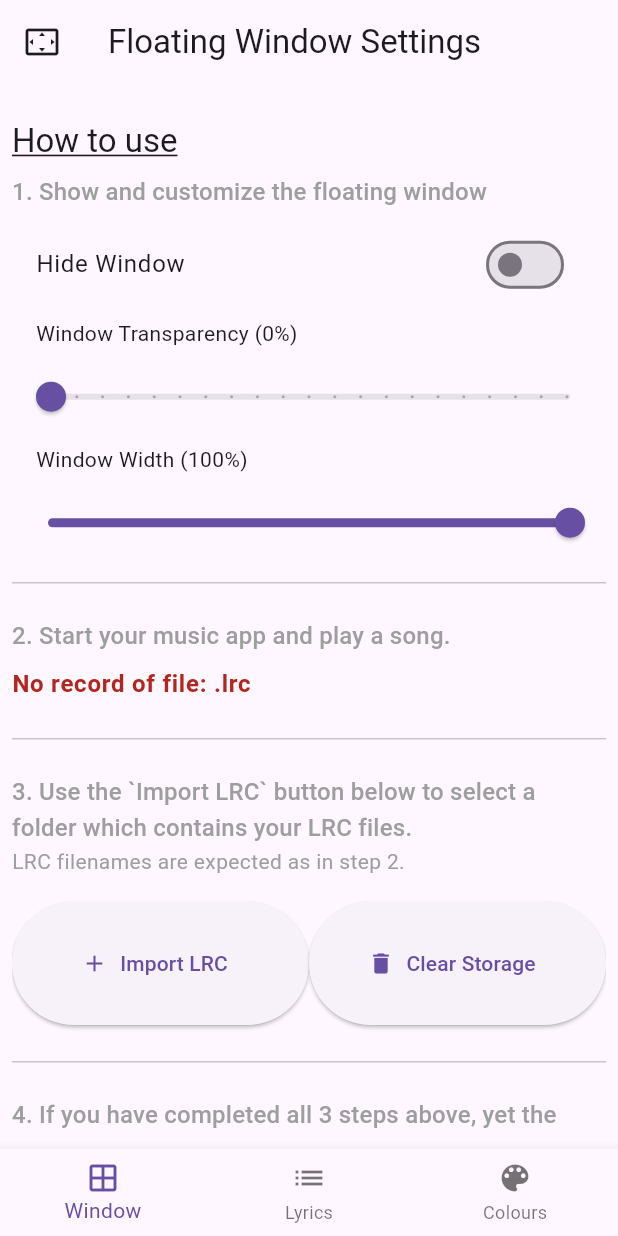
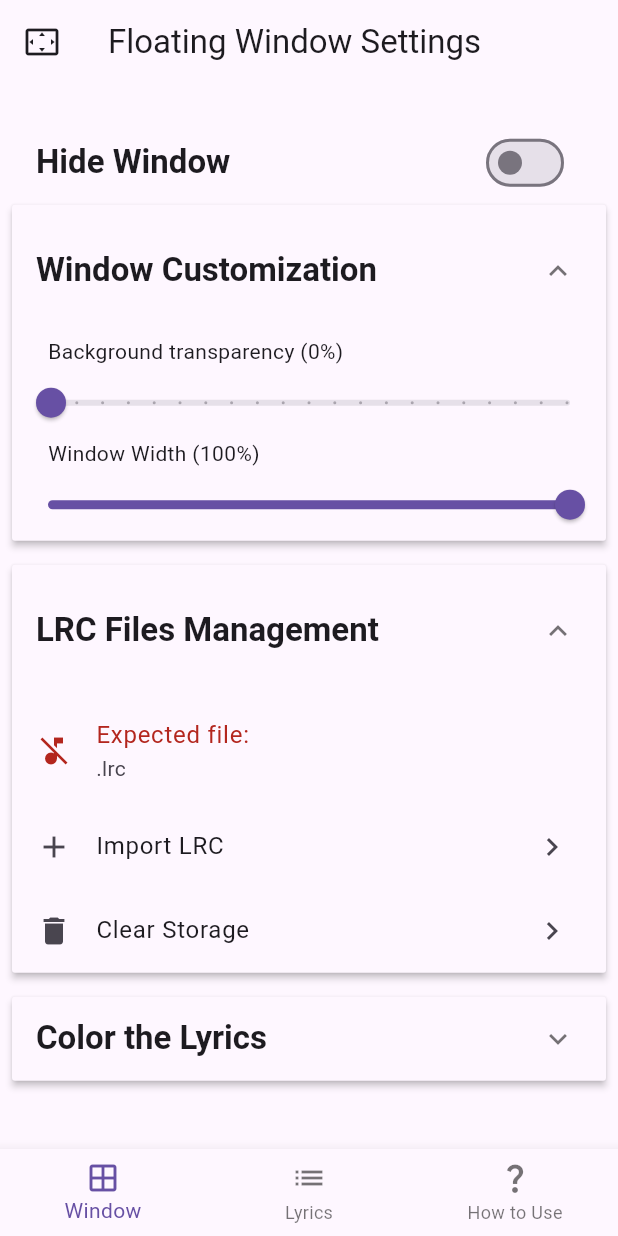
Before and after one commit to fewling/flutter-floating-lyric, a Flutter app: the screen it shows after launch, on a phone screen of 412 x 824 dp. Run offline on Flutter 3.47's test engine with Material 2 defaults, Android fonts, the phone set to English and light mode, and no system bars; our stand-ins replace file_picker, flutter_colorpicker, flutter_local_notifications, get, hive, hive_flutter and 2 more; missing offline and left inert: system_alert_window; accounts and stored records are empty.

Commit message:
finalized UI

```diff
--- a/lib/main.dart
+++ b/lib/main.dart
@@ -1,3 +1,4 @@
+import 'package:floating_lyric/singletons/expansion_panel_controller.dart';
 import 'package:floating_lyric/singletons/window_controller.dart';
 import 'package:floating_lyric/ui/base_container.dart';
 import 'package:floating_lyric/ui/permission_page.dart';
@@ -15,12 +16,15 @@ Future<void> main() async {
 
   final windowController = WindowController();
   final permissionManager = PermissionManager();
+  final expansionController = ExpansionPanelController();
 
   await windowController.init();
   await permissionManager.init();
+  await expansionController.init();
 
   Get.put(windowController);
   Get.put(permissionManager);
+  Get.put(expansionController);
 
   runApp(const MyApp());
 }
--- /dev/null
+++ b/lib/singletons/expansion_panel_controller.dart
@@ -0,0 +1,47 @@
+import 'dart:developer';
+
+import 'package:get/get.dart';
+import 'package:shared_preferences/shared_preferences.dart';
+
+class ExpansionPanelController extends GetxController {
+  static const spWindowPanelKey = 'window panel expanded';
+  static const spFilePanelKey = 'file panel expanded';
+  static const spColorPanelKey = 'color panel expanded';
+
+  Future<void> init() async {
+    _prefs = await SharedPreferences.getInstance();
+
+    _isWindowPanelExpanded.value = _prefs!.getBool(spWindowPanelKey) ?? true;
+    _isFilePanelExpanded.value = _prefs!.getBool(spFilePanelKey) ?? true;
+    _isColorPanelExpanded.value = _prefs!.getBool(spColorPanelKey) ?? false;
+  }
+
+  SharedPreferences? _prefs;
+
+  final _isWindowPanelExpanded = true.obs;
+  final _isFilePanelExpanded = true.obs;
+  final _isColorPanelExpanded = false.obs;
+
+  bool get isWindowPanelExpanded => _isWindowPanelExpanded.value;
+  bool get isFilePanelExpanded => _isFilePanelExpanded.value;
+  bool get isColorPanelExpanded => _isColorPanelExpanded.value;
+
+  set isWindowPanelExpanded(bool expanded) {
+    _isWindowPanelExpanded.value = expanded;
+    _prefs?.setBool(spWindowPanelKey, expanded);
+  }
+
+  set isFilePanelExpanded(bool expanded) {
+    try {
+      _isFilePanelExpanded.value = expanded;
+      _prefs?.setBool(spWindowPanelKey, expanded);
+    } catch (e) {
+      log(e.toString());
+    }
+  }
+
+  set isColorPanelExpanded(bool expanded) {
+    _isColorPanelExpanded.value = expanded;
+    _prefs?.setBool(spWindowPanelKey, expanded);
+  }
+}
--- a/lib/singletons/song_box.dart
+++ b/lib/singletons/song_box.dart
@@ -28,7 +28,7 @@ class SongBox {
   String getTitleByIndex(int index) => _songBox!.keyAt(index).toString();
 
   // methods:
-  void clearDB() => _songBox!.clear();
+  Future<int> clearDB() => _songBox!.clear();
 
   Future<void> importLRC() async {
     String? selectedDirectory = await FilePicker.platform.getDirectoryPath();
--- a/lib/ui/base_container.dart
+++ b/lib/ui/base_container.dart
@@ -1,6 +1,6 @@
 import 'dart:async';
 import 'dart:developer';
-import 'package:floating_lyric/ui/lyric_color_picker.dart';
+import 'package:floating_lyric/ui/instruction.dart';
 import 'package:floating_lyric/ui/homepage.dart';
 import 'package:floating_lyric/ui/lyric_list.dart';
 import 'package:floating_lyric/ui/lyric_window.dart';
@@ -22,13 +22,13 @@ class BaseContainer extends StatefulWidget {
 
 class _BaseContainerState extends State<BaseContainer> {
   int _index = 0;
-  final _pages = [
-    const HomePage(),
-    const LyricList(),
-    const LyricColorPicker(),
+  final _pages = const [
+    HomePage(),
+    LyricList(),
+    InstructionPage(),
   ];
 
-  static const _eventChannel = EventChannel('event_channel');
+  static const _eventChannel = EventChannel('Floating Lyric Channel');
   late StreamSubscription _streamSubscription;
   final StreamController<Song> _songStreamController = StreamController();
 
@@ -74,6 +74,7 @@ class _BaseContainerState extends State<BaseContainer> {
         child: _pages[_index],
       ),
       bottomNavigationBar: BottomNavigationBar(
+        type: BottomNavigationBarType.fixed,
         currentIndex: _index,
         onTap: (index) => setState(() => _index = index),
         items: const [
@@ -81,7 +82,7 @@ class _BaseContainerState extends State<BaseContainer> {
               icon: Icon(Icons.window_outlined), label: 'Window'),
           BottomNavigationBarItem(icon: Icon(Icons.list), label: 'Lyrics'),
           BottomNavigationBarItem(
-              icon: Icon(Icons.color_lens_rounded), label: 'Colours'),
+              icon: Icon(Icons.question_mark_outlined), label: 'How to Use'),
         ],
       ),
     );
--- a/lib/ui/homepage.dart
+++ b/lib/ui/homepage.dart
@@ -1,5 +1,7 @@
+import 'package:floating_lyric/singletons/expansion_panel_controller.dart';
 import 'package:floating_lyric/singletons/song_box.dart';
 import 'package:flutter/material.dart';
+import 'package:flutter_colorpicker/flutter_colorpicker.dart';
 import 'package:get/get.dart';
 import '../singletons/window_controller.dart';
 
@@ -9,9 +11,15 @@ class HomePage extends StatelessWidget {
   @override
   Widget build(BuildContext context) {
     final windowController = Get.find<WindowController>();
+    final expansionPanelController = Get.find<ExpansionPanelController>();
     final songBox = SongBox();
 
     final pad = MediaQuery.of(context).size.height * 0.02;
+
+    final headerTxtStyle = Theme.of(context)
+        .textTheme
+        .headline6
+        ?.copyWith(fontWeight: FontWeight.bold);
 
     return Scaffold(
       appBar: AppBar(
@@ -26,141 +34,128 @@ class HomePage extends StatelessWidget {
             children: [
               SizedBox(height: pad),
 
-              Text(
-                'How to use',
-                style: Theme.of(context)
-                    .textTheme
-                    .titleLarge!
-                    .copyWith(decoration: TextDecoration.underline),
-              ),
-              const SizedBox(height: 8),
-
-              Text(
-                '1. Show and customize the floating window',
-                style: Theme.of(context)
-                    .textTheme
-                    .titleMedium!
-                    .copyWith(color: Colors.grey),
-              ),
-              const SizedBox(height: 8),
-
               //* Window visibility switch:
               Obx(() => SwitchListTile(
                     title: Text(
                       '${windowController.shouldShowWindow ? 'Show' : 'Hide'} Window ',
-                      // style: Theme.of(context).textTheme.bodyMedium,
+                      style: headerTxtStyle,
                     ),
                     value: windowController.shouldShowWindow,
                     onChanged: (value) =>
                         windowController.shouldShowWindow = value,
                   )),
 
+              Obx(
+                () => ExpansionPanelList(
+                  animationDuration: const Duration(seconds: 1),
+                  expansionCallback: (panelIndex, isExpanded) {
+                    switch (panelIndex) {
+                      case 0:
+                        expansionPanelController.isWindowPanelExpanded =
+                            !isExpanded;
+                        break;
+                      case 1:
+                        expansionPanelController.isFilePanelExpanded =
+                            !isExpanded;
+                        break;
+                      case 2:
+                        expansionPanelController.isColorPanelExpanded =
+                            !isExpanded;
+                        break;
+                    }
+                  },
+                  children: [
+                    ExpansionPanel(
+                        canTapOnHeader: true,
+                        isExpanded:
+                            expansionPanelController.isWindowPanelExpanded,
+                        headerBuilder: (_, __) => ListTile(
+                                title: Text(
+                              'Window Customization',
+                              style: headerTxtStyle,
+                            )),
+                        body: Column(
+                          crossAxisAlignment: CrossAxisAlignment.start,
+                          children: [
                             Padding(
-                padding:
-                    const EdgeInsets.symmetric(horizontal: 16, vertical: 8),
-                child: Obx(() => Text(
-                    'Window Transparency (${(windowController.backgroundOpcity * 100).toInt()}%)')),
+                              padding: const EdgeInsets.only(left: 24.0),
+                              child: Text(
+                                  'Background transparency (${(windowController.backgroundOpcity * 100).toInt()}%)'),
                             ),
 
                             //* Opacity slider:
-              Obx(() => Slider(
-                    label: windowController.backgroundOpcity.toString(),
+                            Slider(
+                              label:
+                                  windowController.backgroundOpcity.toString(),
                               divisions: 20,
                               value: windowController.backgroundOpcity,
                               min: 0,
                               max: 1,
                               onChanged: (value) =>
                                   windowController.backgroundOpcity = value,
-                  )),
+                            ),
 
                             Padding(
-                padding:
-                    const EdgeInsets.symmetric(horizontal: 16, vertical: 8),
-                child: Obx(() => Text(
-                    'Window Width (${(windowController.widthProportion).toInt()}%)')),
+                              padding: const EdgeInsets.only(left: 24.0),
+                              child: Text(
+                                  'Window Width (${(windowController.widthProportion).toInt()}%)'),
                             ),
 
                             //* Width slider:
-              Obx(() => Slider(
-                    label: windowController.widthProportion.toString(),
+                            Slider(
+                              label:
+                                  windowController.widthProportion.toString(),
                               value: windowController.widthProportion,
                               min: 30.0,
                               max: 100.0,
                               onChanged: (value) =>
                                   windowController.widthProportion = value,
+                            ),
+                          ],
                         )),
-
-              const SizedBox(height: 8),
-              const Divider(),
-              const SizedBox(height: 16),
-
-              Text(
-                '2. Start your music app and play a song.',
-                style: Theme.of(context)
-                    .textTheme
-                    .titleMedium!
-                    .copyWith(color: Colors.grey),
-              ),
-              const SizedBox(height: 8),
-
-              Obx(() {
-                final prefix = songBox.hasSong(windowController.song.artist,
+                    ExpansionPanel(
+                      canTapOnHeader: true,
+                      isExpanded: expansionPanelController.isFilePanelExpanded,
+                      headerBuilder: (_, __) => ListTile(
+                          title: Text('LRC Files Management',
+                              style: headerTxtStyle)),
+                      body: Column(
+                        children: [
+                          ListTile(
+                            title: Text(
+                              songBox.hasSong(windowController.song.artist,
                                       windowController.song.title)
                                   ? 'Currently using file: '
-                    : 'No record of file: ';
-
-                final color = songBox.hasSong(windowController.song.artist,
+                                  : 'Expected file: ',
+                              style: TextStyle(
+                                  color: songBox.hasSong(
+                                          windowController.song.artist,
                                           windowController.song.title)
                                       ? Theme.of(context).primaryColorDark
-                    : Theme.of(context).errorColor;
-
-                return Text(
-                  '$prefix${windowController.displayingTitle}.lrc',
-                  style: Theme.of(context).textTheme.bodyLarge!.copyWith(
-                        color: color,
-                        fontWeight: FontWeight.bold,
+                                      : Theme.of(context).errorColor),
                             ),
-                );
-              }),
-
-              const SizedBox(height: 16),
-              const Divider(),
-              const SizedBox(height: 16),
-
-              Text(
-                '3. Use the `Import LRC` button below to select a folder which contains your LRC files.',
-                style: Theme.of(context)
-                    .textTheme
-                    .titleMedium!
-                    .copyWith(color: Colors.grey),
+                            subtitle:
+                                Text('${windowController.displayingTitle}.lrc'),
+                            leading: Icon(
+                                songBox.hasSong(windowController.song.artist,
+                                        windowController.song.title)
+                                    ? Icons.music_note_outlined
+                                    : Icons.music_off,
+                                color: songBox.hasSong(
+                                        windowController.song.artist,
+                                        windowController.song.title)
+                                    ? Theme.of(context).primaryColorDark
+                                    : Theme.of(context).errorColor),
                           ),
-              const Text(
-                'LRC filenames are expected as in step 2.',
-                style: TextStyle(color: Colors.grey),
+                          ListTile(
+                            title: const Text('Import LRC'),
+                            onTap: () => songBox.importLRC(),
+                            leading: const Icon(Icons.add),
+                            trailing: const Icon(Icons.chevron_right_outlined),
                           ),
-
-              SizedBox(height: pad),
-
-              //* Bottom buttons:
-              SizedBox(
-                height: MediaQuery.of(context).size.height * 0.1,
-                child: Row(
-                  children: [
-                    Expanded(
-                      child: SizedBox(
-                        height: double.infinity,
-                        child: ElevatedButton.icon(
-                          onPressed: () => songBox.importLRC(),
-                          label: const Text('Import LRC'),
-                          icon: const Icon(Icons.add),
-                        ),
-                      ),
-                    ),
-                    Expanded(
-                      child: SizedBox(
-                        height: double.infinity,
-                        child: ElevatedButton.icon(
-                          onPressed: () => showDialog(
+                          ListTile(
+                            title: const Text('Clear Storage'),
+                            onTap: () => showDialog(
                               context: context,
                               builder: (context) => AlertDialog(
                                 title: const Text('Are you sure?'),
@@ -168,7 +163,8 @@ class HomePage extends StatelessWidget {
                                     'This will empty all stored lyrics in this app (does not remove the original files).'),
                                 actions: [
                                   ElevatedButton(
-                                  onPressed: () => Navigator.of(context).pop(),
+                                    onPressed: () =>
+                                        Navigator.of(context).pop(),
                                     child: const Text('Cancel'),
                                   ),
                                   TextButton(
@@ -181,51 +177,30 @@ class HomePage extends StatelessWidget {
                                 ],
                               ),
                             ),
-                          label: const Text('Clear Storage'),
-                          icon: const Icon(Icons.delete),
-                        ),
-                      ),
+                            leading: const Icon(Icons.delete),
+                            trailing: const Icon(Icons.chevron_right_outlined),
                           ),
                         ],
                       ),
                     ),
-
-              SizedBox(height: pad),
-
-              const Divider(),
-              const SizedBox(height: 16),
-
-              Text(
-                '4. If you have completed all 3 steps above, yet the window is not showing the lyric, try switch to another song then switch back.',
-                style: Theme.of(context)
-                    .textTheme
-                    .titleMedium!
-                    .copyWith(color: Colors.grey),
+                    ExpansionPanel(
+                      canTapOnHeader: true,
+                      isExpanded: expansionPanelController.isColorPanelExpanded,
+                      headerBuilder: (_, __) => ListTile(
+                        title: Text('Color the Lyrics', style: headerTxtStyle),
                       ),
-
-              const SizedBox(height: 16),
-
-              Text(
-                'If the window still not showing the lyric, please check if you have the correct filename and content.',
-                style: Theme.of(context)
-                    .textTheme
-                    .titleMedium!
-                    .copyWith(color: Colors.grey),
+                      body: Column(children: [
+                        MaterialPicker(
+                          pickerColor: windowController.textColor,
+                          onColorChanged: (color) =>
+                              windowController.textColor = color,
+                          enableLabel: true, // only on portrait mode
                         ),
-
-              const SizedBox(height: 16),
-              const Divider(),
-
-              Text(
-                'A typical .LRC file looks like this: ',
-                style: Theme.of(context)
-                    .textTheme
-                    .titleMedium!
-                    .copyWith(color: Colors.grey),
+                      ]),
                     ),
-              Image.asset('assets/images/sample_lrc_file.png'),
-
-              SizedBox(height: pad),
+                  ],
+                ),
+              ),
             ],
           ),
         ),
```
Also changed, not shown: lib/ui/instruction.dart (added, +143 -0 lines), lib/ui/lyric_list.dart (+87 -4 lines), 1 other file. Lines whose indentation alone changed are shown as unchanged.
